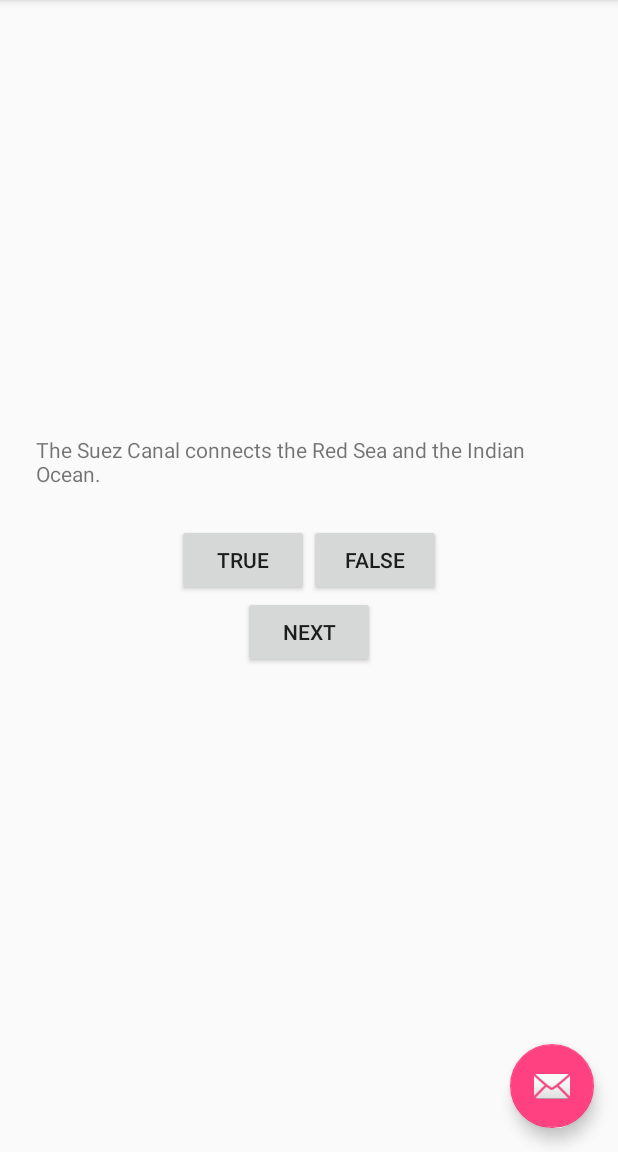
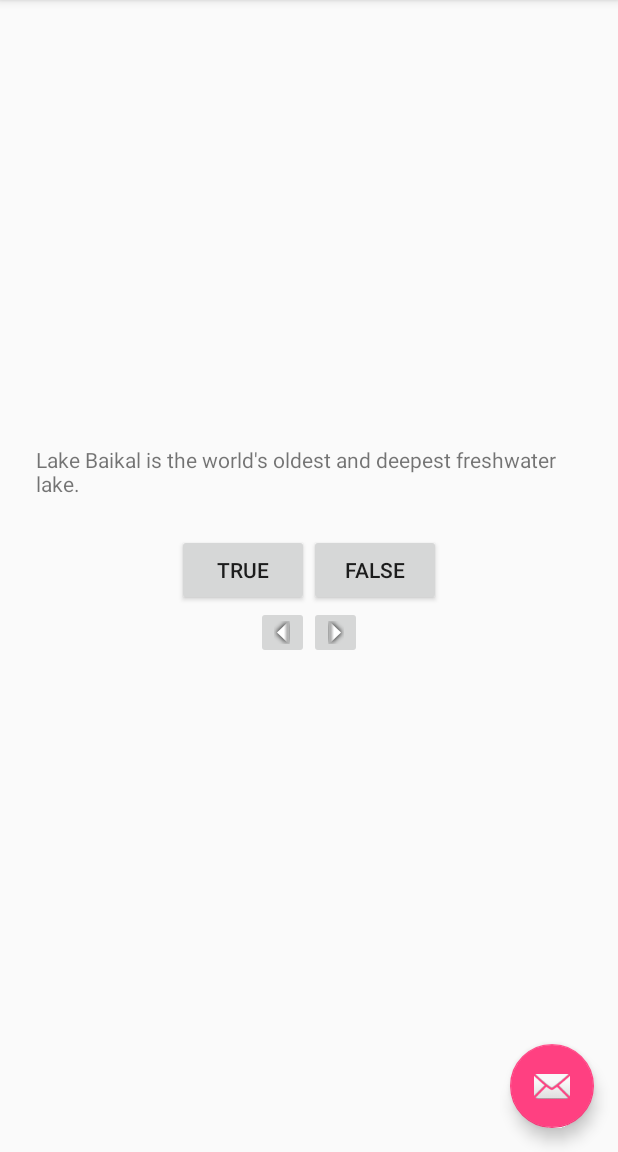
Before and after one commit to venj/AndroidBNRG, an Android app: the screen it shows after launch (QuizActivity), in the options menu, after a tap on "Settings", on a phone screen of 412 x 824 dp, the part 84-1236 px from its top. Run offline under Robolectric (Android 15) with nearby library versions, the phone set to English and light mode, and no system bars.

Commit message:
Example 1 with challanges.

```diff
--- a/GeoQuiz/app/src/main/AndroidManifest.xml
+++ b/GeoQuiz/app/src/main/AndroidManifest.xml
@@ -4,7 +4,7 @@
 
     <application
         android:allowBackup="true"
-        android:icon="@mipmap/ic_launcher"
+        android:icon="@drawable/ic_launcher"
         android:label="@string/app_name"
         android:supportsRtl="true"
         android:theme="@style/AppTheme">
--- a/GeoQuiz/app/src/main/java/me/venj/geoquiz/QuizActivity.java
+++ b/GeoQuiz/app/src/main/java/me/venj/geoquiz/QuizActivity.java
@@ -9,6 +9,7 @@ import android.view.View;
 import android.view.Menu;
 import android.view.MenuItem;
 import android.widget.Button;
+import android.widget.ImageButton;
 import android.widget.TextView;
 import android.widget.Toast;
 
@@ -17,6 +18,9 @@ public class QuizActivity extends AppCompatActivity {
     private Button mTrueButton;
     private Button mFalseButton;
     private Button mNextButton;
+    private Button mPrevButton;
+    private ImageButton mNextImageButton;
+    private ImageButton mPrevImageButton;
     private TextView mQuestionTextView;
 
     private TrueFalse[] mQuestionBank = new TrueFalse[] {
@@ -64,17 +68,31 @@ public class QuizActivity extends AppCompatActivity {
         mTrueButton.setOnClickListener((view) -> {
             checkAnswer(true);
         });
+
         mFalseButton = (Button)findViewById(R.id.false_button);
         mFalseButton.setOnClickListener((view) -> {
             checkAnswer(false);
         });
+
         mQuestionTextView = (TextView)findViewById(R.id.question_text_view);
+        mQuestionTextView.setOnClickListener((view) -> {
+            mCurrentIndex = (mCurrentIndex + 1) % mQuestionBank.length;
+            updateQuestion();
+        });
 
         updateQuestion();
 
-        mNextButton = (Button)findViewById(R.id.next_button);
-        mNextButton.setOnClickListener((view) -> {
+        //mNextButton = (Button)findViewById(R.id.next_button);
+        mNextImageButton = (ImageButton)findViewById(R.id.next_button);
+        mNextImageButton.setOnClickListener((view) -> {
             mCurrentIndex = (mCurrentIndex + 1) % mQuestionBank.length;
+            updateQuestion();
+        });
+
+        //mPrevButton = (Button)findViewById(R.id.previous_button);
+        mNextImageButton = (ImageButton)findViewById(R.id.previous_button);
+        mNextImageButton.setOnClickListener((view) -> {
+            mCurrentIndex = (mCurrentIndex - 1) % mQuestionBank.length;
             updateQuestion();
         });
     }
--- a/GeoQuiz/app/src/main/res/layout/content_quiz.xml
+++ b/GeoQuiz/app/src/main/res/layout/content_quiz.xml
@@ -30,10 +30,40 @@
 
     </LinearLayout>
 
-    <Button
-        android:id="@+id/next_button"
+    <LinearLayout
         android:layout_width="wrap_content"
         android:layout_height="wrap_content"
-        android:text="@string/next_button" />
+        android:orientation="horizontal" >
+
+        <!--<Button-->
+            <!--android:id="@+id/previous_button"-->
+            <!--android:layout_width="wrap_content"-->
+            <!--android:layout_height="wrap_content"-->
+            <!--android:drawableLeft="@drawable/arrow_left"-->
+            <!--android:drawablePadding="4dp"-->
+            <!--android:text="@string/previous_button" />-->
+        <!--<Button-->
+            <!--android:id="@+id/next_button"-->
+            <!--android:layout_width="wrap_content"-->
+            <!--android:layout_height="wrap_content"-->
+            <!--android:drawableRight="@drawable/arrow_right"-->
+            <!--android:drawablePadding="4dp"-->
+            <!--android:text="@string/next_button" />-->
+
+        <ImageButton
+            android:id="@+id/previous_button"
+            android:layout_width="wrap_content"
+            android:layout_height="wrap_content"
+            android:contentDescription="@string/previous_button"
+            android:src="@drawable/arrow_left" />
+
+        <ImageButton
+            android:id="@+id/next_button"
+            android:layout_width="wrap_content"
+            android:layout_height="wrap_content"
+            android:contentDescription="@string/next_button"
+            android:src="@drawable/arrow_right" />
+
+    </LinearLayout>
 
 </LinearLayout>
--- a/GeoQuiz/app/src/main/res/values/strings.xml
+++ b/GeoQuiz/app/src/main/res/values/strings.xml
@@ -12,4 +12,5 @@
     <string name="question_africa">The source of the Nile River is in Egypt.</string>
     <string name="question_americas">The Amazon River is the longest river in the Americas.</string>
     <string name="question_asia">Lake Baikal is the world\'s oldest and deepest freshwater lake.</string>
+    <string name="previous_button">Prev</string>
 </resources>
```
Also changed, not shown: GeoQuiz/app/src/main/res/drawable-hdpi/arrow_left.png (added), GeoQuiz/app/src/main/res/drawable-hdpi/arrow_right.png (added), GeoQuiz/app/src/main/res/drawable-hdpi/ic_launcher.png (added), GeoQuiz/app/src/main/res/drawable-mdpi/arrow_left.png (added), GeoQuiz/app/src/main/res/drawable-mdpi/arrow_right.png (added), GeoQuiz/app/src/main/res/drawable-mdpi/ic_launcher.png (added), GeoQuiz/app/src/main/res/drawable-xhdpi/arrow_left.png (added), GeoQuiz/app/src/main/res/drawable-xhdpi/arrow_right.png (added), GeoQuiz/app/src/main/res/drawable-xhdpi/ic_launcher.png (added).
